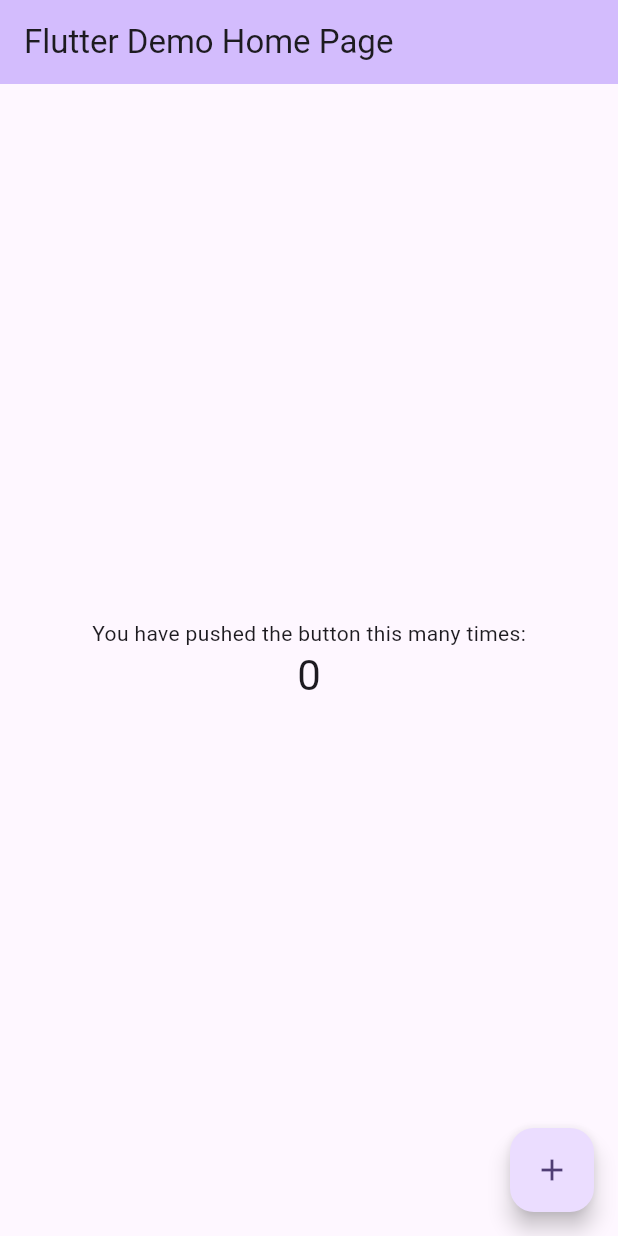
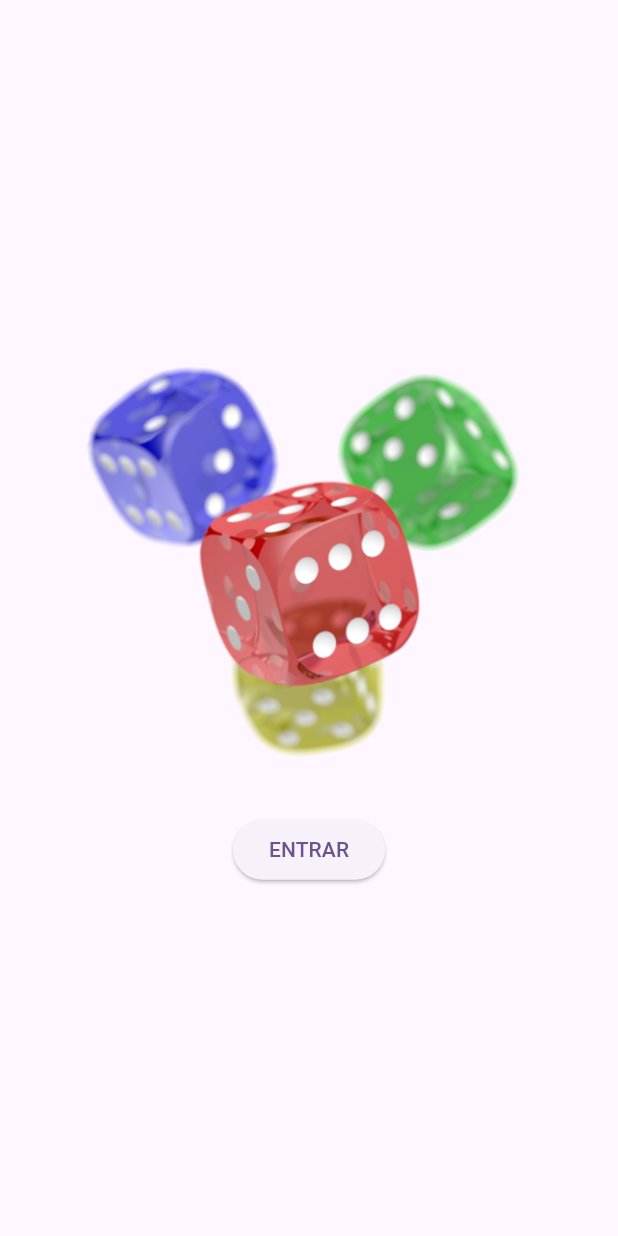
Before and after one commit to Tephao/Project_Flutter, a Flutter app: the screen it shows after launch, on a phone screen of 412 x 824 dp. Run offline on Flutter 3.47's test engine with Material 3 defaults, Android fonts, the phone set to English and light mode, and no system bars.

Commit message:
criado botao entrar
Criado botão entrar e imagem em cima

```diff
--- /dev/null
+++ b/lib/app/features/splash/splash_page.dart
@@ -0,0 +1,23 @@
+import 'package:flutter/material.dart';
+
+class SplashPage extends StatefulWidget {
+  const SplashPage({super.key});
+
+  @override
+  State<SplashPage> createState() => _SplashPageState();
+}
+
+class _SplashPageState extends State<SplashPage> {
+  @override
+  Widget build(BuildContext context) {
+    return Scaffold(
+      body: Center(
+        child: Column(
+          crossAxisAlignment: CrossAxisAlignment.center,
+          mainAxisAlignment: MainAxisAlignment.center,
+          children: [Image.asset('assets/images/splash.png'), ElevatedButton(onPressed: () {}, child: Text('ENTRAR'))],
+        ),
+      ),
+    );
+  }
+}
--- a/lib/main.dart
+++ b/lib/main.dart
@@ -1,4 +1,5 @@
 import 'package:flutter/material.dart';
+import 'package:puc_minas/app/features/splash/splash_page.dart';
 
 void main() {
   runApp(const MyApp());
@@ -7,119 +8,15 @@ void main() {
 class MyApp extends StatelessWidget {
   const MyApp({super.key});
 
-  // This widget is the root of your application.
   @override
   Widget build(BuildContext context) {
     return MaterialApp(
       title: 'Flutter Demo',
       theme: ThemeData(
-        // This is the theme of your application.
-        //
-        // TRY THIS: Try running your application with "flutter run". You'll see
-        // the application has a purple toolbar. Then, without quitting the app,
-        // try changing the seedColor in the colorScheme below to Colors.green
-        // and then invoke "hot reload" (save your changes or press the "hot
-        // reload" button in a Flutter-supported IDE, or press "r" if you used
-        // the command line to start the app).
-        //
-        // Notice that the counter didn't reset back to zero; the application
-        // state is not lost during the reload. To reset the state, use hot
-        // restart instead.
-        //
-        // This works for code too, not just values: Most code changes can be
-        // tested with just a hot reload.
         colorScheme: ColorScheme.fromSeed(seedColor: Colors.deepPurple),
         useMaterial3: true,
       ),
-      home: const MyHomePage(title: 'Flutter Demo Home Page'),
+      routes: {'/': (context) => const SplashPage()},
     );
   }
 }
-
-class MyHomePage extends StatefulWidget {
-  const MyHomePage({super.key, required this.title});
-
-  // This widget is the home page of your application. It is stateful, meaning
-  // that it has a State object (defined below) that contains fields that affect
-  // how it looks.
-
-  // This class is the configuration for the state. It holds the values (in this
-  // case the title) provided by the parent (in this case the App widget) and
-  // used by the build method of the State. Fields in a Widget subclass are
-  // always marked "final".
-
-  final String title;
-
-  @override
-  State<MyHomePage> createState() => _MyHomePageState();
-}
-
-class _MyHomePageState extends State<MyHomePage> {
-  int _counter = 0;
-
-  void _incrementCounter() {
-    setState(() {
-      // This call to setState tells the Flutter framework that something has
-      // changed in this State, which causes it to rerun the build method below
-      // so that the display can reflect the updated values. If we changed
-      // _counter without calling setState(), then the build method would not be
-      // called again, and so nothing would appear to happen.
-      _counter++;
-    });
-  }
-
-  @override
-  Widget build(BuildContext context) {
-    // This method is rerun every time setState is called, for instance as done
-    // by the _incrementCounter method above.
-    //
-    // The Flutter framework has been optimized to make rerunning build methods
-    // fast, so that you can just rebuild anything that needs updating rather
-    // than having to individually change instances of widgets.
-    return Scaffold(
-      appBar: AppBar(
-        // TRY THIS: Try changing the color here to a specific color (to
-        // Colors.amber, perhaps?) and trigger a hot reload to see the AppBar
-        // change color while the other colors stay the same.
-        backgroundColor: Theme.of(context).colorScheme.inversePrimary,
-        // Here we take the value from the MyHomePage object that was created by
-        // the App.build method, and use it to set our appbar title.
-        title: Text(widget.title),
-      ),
-      body: Center(
-        // Center is a layout widget. It takes a single child and positions it
-        // in the middle of the parent.
-        child: Column(
-          // Column is also a layout widget. It takes a list of children and
-          // arranges them vertically. By default, it sizes itself to fit its
-          // children horizontally, and tries to be as tall as its parent.
-          //
-          // Column has various properties to control how it sizes itself and
-          // how it positions its children. Here we use mainAxisAlignment to
-          // center the children vertically; the main axis here is the vertical
-          // axis because Columns are vertical (the cross axis would be
-          // horizontal).
-          //
-          // TRY THIS: Invoke "debug painting" (choose the "Toggle Debug Paint"
-          // action in the IDE, or press "p" in the console), to see the
-          // wireframe for each widget.
-          mainAxisAlignment: MainAxisAlignment.center,
-          children: <Widget>[
-            const Text(
-              'You have pushed the button this many times:',
-            ),
-            Text(
-              '$_counter',
-              style: Theme.of(context).textTheme.headlineMedium,
-            ),
-          ],
-        ),
-      ),
-      floatingActionButton: FloatingActionButton(
-        onPressed: _incrementCounter,
-        tooltip: 'Increment',
-        child: const Icon(Icons.add),
-      ), // This trailing comma makes auto-formatting nicer for build methods.
-    );
-  }
-}
```
Also changed, not shown: pubspec.yaml (+4 -5 lines), assets/images/splash.png (added).
